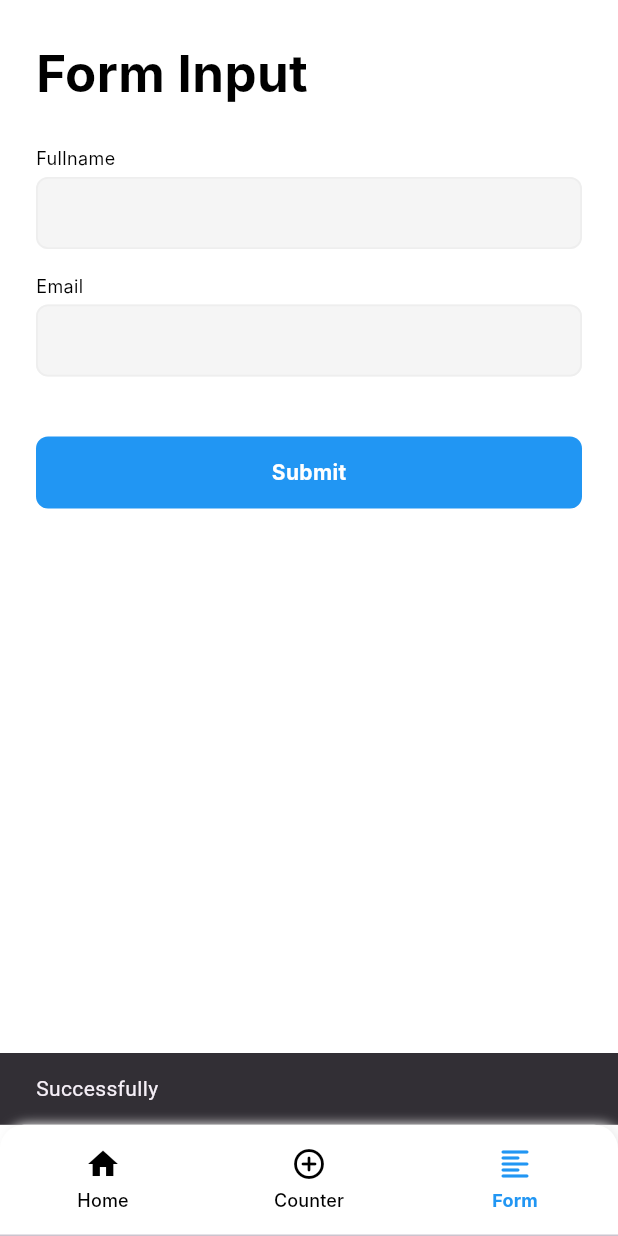
After one commit to herrynur/physiomobile-test, a Flutter app: the screen it shows after launch, item 3 of the bottom bar chosen, after a tap on "Submit", on a phone screen of 412 x 824 dp. The commit adds this screen. Run offline on Flutter 3.47's test engine with Material 3 defaults, Android fonts, the phone set to English and light mode, and no system bars; our stand-ins replace get; missing offline and left inert: inspection; Roboto replaces fonts that are missing (Inter); statements that could not run were skipped.

Commit message:
feat : form input page

```diff
--- /dev/null
+++ b/lib/core/components/button/button.dart
@@ -0,0 +1,97 @@
+// ignore_for_file: deprecated_member_use
+
+import 'package:flutter/material.dart';
+import 'package:physiomobile_test/core/presentation/utilities/sizing.dart';
+import 'package:physiomobile_test/core/presentation/utilities/typography.dart';
+
+class ButtonFill {
+  static Widget primary({
+    bool isLoading = false,
+    VoidCallback? onPressed,
+    String? title,
+    bool? enabled = true,
+    double? width,
+    Color? textColor,
+    Color? backgroundColor,
+    EdgeInsetsGeometry? margin,
+    String? iconPosition,
+    Widget? icon,
+  }) {
+    return Container(
+      margin: margin,
+      child: Material(
+        borderRadius: ButtonDecoration.radiusGeometryFill,
+        color: ButtonDecoration.color(color: backgroundColor ?? Colors.blue, enabled: enabled),
+        child: InkWell(
+          borderRadius: ButtonDecoration.radiusFill,
+          onTap: enabled == false || isLoading == true ? null : onPressed,
+          child: ButtonDecoration.decorationFill(
+            width: width,
+            isLoading: isLoading,
+            iconPosition: iconPosition,
+            title: title,
+            textColor: textColor,
+            icon: icon,
+          ),
+        ),
+      ),
+    );
+  }
+}
+
+class ButtonDecoration {
+  static BorderRadiusGeometry radiusGeometryFill = BorderRadius.circular(SizeValue.size4);
+  static BorderRadius radiusFill = BorderRadius.circular(SizeValue.size4);
+
+  static Color color({
+    bool? enabled,
+    required Color color,
+  }) {
+    return enabled == true ? color : color.withOpacity(0.48);
+  }
+
+  static Widget decorationFill({
+    double? width,
+    bool isLoading = false,
+    String? iconPosition = '',
+    String? title,
+    Color? textColor,
+    Widget? icon,
+  }) {
+    return Container(
+      alignment: Alignment.center,
+      width: width,
+      height: 48,
+      padding: EdgeInsets.symmetric(vertical: SizeValue.size6, horizontal: SizeValue.size10),
+      decoration: BoxDecoration(
+        borderRadius: radiusGeometryFill,
+      ),
+      child: isLoading ? const SizedBox(
+          width: 24,
+          height: 24,
+          child: CircularProgressIndicator(
+            color: Colors.white70,
+            strokeWidth: 3,
+          )
+      ) : Row(
+        crossAxisAlignment: CrossAxisAlignment.center,
+        mainAxisAlignment: MainAxisAlignment.center,
+        children: [
+          if(iconPosition == 'left') Container(
+            margin: EdgeInsets.only(right: SizeValue.size4),
+            child: icon,
+          ),
+          BodyText.small(
+            text: title ?? '',
+            color: textColor ?? Colors.white,
+            weight: FontWeight.bold
+          ),
+          if(iconPosition == 'right') Container(
+            margin: EdgeInsets.only(left: SizeValue.size4),
+            child: icon,
+          ),
+        ],
+      ),
+    );
+  }
+}
--- /dev/null
+++ b/lib/core/components/form/form_control.dart
@@ -0,0 +1,253 @@
+// ignore_for_file: deprecated_member_use
+
+import 'package:flutter/material.dart';
+import 'package:flutter/services.dart';
+import 'package:physiomobile_test/core/domain/validator/validator.dart';
+import 'package:physiomobile_test/core/presentation/utilities/sizing.dart';
+import 'package:physiomobile_test/core/presentation/utilities/typography.dart';
+
+class FormValidation {
+  static String? Function(String?)? validatorEmail = (input) => Validator.getValidate(input, ['required','email','min:3','max:255']);
+  static String? Function(String?)? validatorRequired = (input) => Validator.getValidate(input, ['required','min:3','max:255']);
+}
+
+class FormControlLabel implements FormControl {
+  static Widget inputText({
+    EdgeInsetsGeometry? margin = const EdgeInsets.only(bottom: 16),
+    String hintText = '',
+    TextEditingController? controller,
+    String? initialValue,
+    String? labelText,
+    bool obscureText = false,
+    bool enabled = true,
+    bool autofocus = false,
+    bool readOnly = false,
+    String? labelPosition = "left",
+    int? maxLines = 1,
+    Widget? prefixIcon,
+    Widget? suffixIcon,
+    FocusNode? focusNode,
+    Color? backgroundColor,
+    TextCapitalization textCapitalization = TextCapitalization.none,
+    Function()? onTap,
+    Function(String)? onChanged,
+    Function(String)? onFieldSubmitted,
+    String? Function(String?)? validator,
+  }) {
+    return Column(
+      crossAxisAlignment: labelPosition == "right" ? CrossAxisAlignment.end : labelPosition == "center" ? CrossAxisAlignment.center : CrossAxisAlignment.start,
+      children: [
+        LabelForm(text: labelText ?? ''),
+        FormControl.inputText(
+          margin: margin,
+          hintText: hintText,
+          controller: controller,
+          initialValue: initialValue,
+          obscureText: false,
+          enabled: enabled,
+          autofocus: false,
+          readOnly: readOnly,
+          maxLines: 1,
+          prefixIcon: prefixIcon,
+          suffixIcon: suffixIcon,
+          textCapitalization: textCapitalization,
+          onTap: onTap,
+          onChanged: onChanged,
+          onFieldSubmitted: onFieldSubmitted,
+          validator: validator,
+          focusNode: focusNode,
+          backgroundColor: backgroundColor
+        ),
+      ],
+    );
+  }
+}
+
+class LabelForm extends StatelessWidget {
+  const LabelForm({
+    super.key,
+    required this.text,
+  });
+  final String text;
+
+  @override
+  Widget build(BuildContext context) {
+    return Container(
+      margin: EdgeInsets.only(bottom: SizeValue.size2),
+      child: BodyText.extraSmall(text: text),
+    );
+  }
+}
+
+class FormControl {
+  static Widget inputText({
+    EdgeInsetsGeometry? margin = const EdgeInsets.only(bottom: 16),
+    String hintText = '',
+    TextEditingController? controller,
+    String? initialValue,
+    String? labelText,
+    bool obscureText = false,
+    bool enabled = true,
+    bool autofocus = false,
+    bool readOnly = false,
+    FocusNode? focusNode,
+    String? labelPosition = "left",
+    int? maxLines = 1,
+    Widget? prefixIcon,
+    Widget? suffixIcon,
+    Color? backgroundColor,
+    TextCapitalization textCapitalization = TextCapitalization.none,
+    Function()? onTap,
+    Function(String)? onChanged,
+    Function(String)? onFieldSubmitted,
+    String? Function(String?)? validator,
+  }) {
+    return FormBase.inputBase(
+      margin: margin,
+      hintText: hintText,
+      controller: controller,
+      initialValue: initialValue,
+      obscureText: false,
+      enabled: enabled,
+      autofocus: false,
+      readOnly: readOnly,
+      maxLines: 1,
+      prefixIcon: prefixIcon,
+      suffixIcon: suffixIcon,
+      textCapitalization: textCapitalization,
+      onTap: onTap,
+      onChanged: onChanged,
+      onFieldSubmitted: onFieldSubmitted,
+      validator: validator,
+      focusNode: focusNode,
+      backgroundColor: backgroundColor,
+    );
+  }
+}
+
+class FormBase {
+  static Widget inputBase({
+    EdgeInsetsGeometry? margin = const EdgeInsets.only(bottom: 16),
+    String hintText = '',
+    TextEditingController? controller,
+    String? initialValue,
+    bool obscureText = false,
+    bool enabled = true,
+    bool autofocus = false,
+    bool readOnly = false,
+    int? maxLines = 1,
+    Widget? prefixIcon,
+    Widget? suffixIcon,
+    FocusNode? focusNode,
+    TextInputType? keyboardType,
+    Color? backgroundColor,
+    TextCapitalization textCapitalization = TextCapitalization.none,
+    List<TextInputFormatter>? inputFormatters,
+    Function()? onTap,
+    Function(String)? onChanged,
+    Function(String)? onFieldSubmitted,
+    String? Function(String?)? validator,
+  }) {
+    return Container(
+      margin: margin,
+      decoration: BoxDecoration(
+        borderRadius: BorderRadius.circular(8),
+      ),
+      child: TextFormField(
+        controller: controller,
+        initialValue: initialValue,
+        style: TextStyle(
+          color: enabled == true ? Colors.black : Colors.black.withOpacity(0.48),
+          fontSize: FontSize.h6,
+        ),
+        cursorColor: Colors.grey,
+        enabled: enabled,
+        obscureText: obscureText,
+        textCapitalization: textCapitalization,
+        autovalidateMode: AutovalidateMode.onUserInteraction,
+        autofocus: autofocus,
+        readOnly: readOnly,
+        maxLines: maxLines,
+        keyboardType: keyboardType,
+        textAlignVertical: TextAlignVertical.center,
+        inputFormatters: inputFormatters,
+        decoration: FormStyle.inputDecoration(
+          hintText: hintText,
+          enabled: enabled,
+          prefixIcon: prefixIcon,
+          suffixIcon: suffixIcon,
+          backgroundColor: backgroundColor
+        ),
+        onChanged: onChanged,
+        onFieldSubmitted: onFieldSubmitted,
+        validator: validator,
+        onTap: onTap,
+        focusNode: focusNode,
+      ),
+    );
+  }
+}
+
+class FormStyle {
+  static InputDecoration inputDecoration({
+    String? hintText,
+    bool? enabled,
+    Widget? prefixIcon,
+    Widget? suffixIcon,
+    Color? backgroundColor
+  }) {
+    return InputDecoration(
+      errorMaxLines: 2,
+      hintText: hintText,
+      hintStyle: TextStyle(
+        color: enabled == true ? Colors.grey[400] : Colors.grey[300]!.withOpacity(0.48),
+        fontSize: FontSize.small,
+        fontWeight: FontWeight.w500
+      ),
+      filled: true,
+      hoverColor: Colors.transparent,
+      fillColor: enabled == true ? backgroundColor ?? Colors.grey[100] : Colors.grey[100]!.withOpacity(0.48),
+      contentPadding: EdgeInsets.symmetric(vertical: SizeValue.size2, horizontal: SizeValue.size8),
+      border: OutlineInputBorder(
+        borderRadius: BorderRadius.circular(8),
+        borderSide: BorderSide(
+          color: Colors.grey[100]!,
+          width: 1,
+        ),
+      ),
+      enabledBorder: OutlineInputBorder(
+        borderRadius: BorderRadius.circular(8),
+        borderSide: BorderSide(
+          color: Colors.grey[200]!,
+          width: 1.2,
+        ),
+      ),
+      disabledBorder: OutlineInputBorder(
+        borderRadius: BorderRadius.circular(8),
+        borderSide: BorderSide(
+          color: Colors.grey[100]!.withOpacity(0.48),
+          width: 1,
+        ),
+      ),
+      focusedBorder: OutlineInputBorder(
+        borderRadius: BorderRadius.circular(12),
+        borderSide: BorderSide(
+          color: Colors.grey[300]!,
+          width: 1,
+        ),
+      ),
+      errorBorder: OutlineInputBorder(
+        borderRadius: BorderRadius.circular(12),
+        borderSide: BorderSide(
+          color: Colors.red,
+          width: 1,
+        ),
+      ),
+      errorStyle: TextStyle(
+        color: Colors.red,
+      ),
+      prefixIcon: prefixIcon,
+      suffixIcon: suffixIcon,
+    );
+  }
+}
--- /dev/null
+++ b/lib/core/domain/validator/validator.dart
@@ -0,0 +1,21 @@
+import 'package:inspection/inspection.dart';
+
+class Validator {
+  static String? getValidate(input, paramValidator) {
+    for (var element in paramValidator) {
+      if (element == 'required' && inspect(input, 'required', message: 'required') != null) {
+        return inspect(input, 'required', message: 'Input is required');
+      }
+      if (element == 'email' && inspect(input, 'email', message: 'email') != null) {
+        return inspect(input, 'email', message: 'Characters must contain @');
+      }
+      if (element.contains('min') && inspect(input, 'min:${element.contains('min') ? element.substring(4) : '1'}', message: 'min') != null) {
+        return inspect(input, 'email', message: 'Minimum characters ${element.contains('min') ? element.substring(4) : '1'}');
+      }
+      if (element.contains('max') && inspect(input, 'max:${element.contains('max') ? element.substring(4) : '1'}', message: 'max') != null) {
+        return inspect(input, 'email', message: 'Maximum characters ${element.contains('max') ? element.substring(4) : '1'}');
+      }
+    }
+    return null;
+  }
+}
--- /dev/null
+++ b/lib/features/form/application/form_var.dart
@@ -0,0 +1,6 @@
+import 'package:flutter/material.dart';
+
+class FormVar {
+   //global key
+  static GlobalKey<FormState> formGlobalKey = GlobalKey<FormState>();
+}
--- /dev/null
+++ b/lib/features/form/presentation/pages/form_page.dart
@@ -0,0 +1,50 @@
+import 'package:flutter/material.dart';
+import 'package:physiomobile_test/core/components/button/button.dart';
+import 'package:physiomobile_test/core/components/form/form_control.dart';
+import 'package:physiomobile_test/core/presentation/utilities/sizing.dart';
+import 'package:physiomobile_test/core/presentation/utilities/typography.dart';
+import 'package:physiomobile_test/features/form/application/form_var.dart';
+
+class FormPage extends StatelessWidget {
+  const FormPage({super.key});
+
+  @override
+  Widget build(BuildContext context) {
+    return SafeArea(
+      child: Scaffold(
+        backgroundColor: Colors.white,
+        body: Form(
+          key: FormVar.formGlobalKey,
+          child: ListView(
+            padding: EdgeInsets.symmetric(vertical: SizeValue.size10, horizontal: SizeValue.size10),
+            children: [
+              BodyText.medium(
+                text: "Form Input",
+                weight: FontWeight.bold,
+                margin: EdgeInsets.only(bottom: SizeValue.size10)
+              ),
+              FormControlLabel.inputText(
+                labelText: "Fullname",
+                validator: FormValidation.validatorRequired
+              ),
+              FormControlLabel.inputText(
+                labelText: "Email",
+                validator: FormValidation.validatorEmail
+              ),
+              ButtonFill.primary(
+                title: "Submit",
+                margin: EdgeInsets.only(top: SizeValue.size10),
+                onPressed: () async {
+                  if (FormVar.formGlobalKey.currentState!.validate()) {
+                    const snackBar = SnackBar(content: Text('Successfully'));
+                    ScaffoldMessenger.of(context).showSnackBar(snackBar);
+                  }
+                },
+              ),
+            ],
+          ),
+        ),
+      ),
+    );
+  }
+}
--- a/lib/features/navigation/presentation/pages/home_navigation_page.dart
+++ b/lib/features/navigation/presentation/pages/home_navigation_page.dart
@@ -4,6 +4,7 @@ import 'package:flutter/material.dart';
 import 'package:get/get.dart';
 import 'package:physiomobile_test/core/presentation/utilities/sizing.dart';
 import 'package:physiomobile_test/features/counter/presentation/pages/counter_page.dart';
+import 'package:physiomobile_test/features/form/presentation/pages/form_page.dart';
 import 'package:physiomobile_test/features/navigation/application/home_navigation_controller.dart';
 import 'package:physiomobile_test/features/navigation/presentation/widgets/home_navigation_child_widget.dart';
 
@@ -48,7 +49,7 @@ class HomeNavigationPage extends StatelessWidget {
                 children: [
                   Container(color: Colors.blue,),
                   CounterPage(),
-                  Container(color: Colors.red,)
+                  FormPage()
                 ],
               );
             },
--- a/lib/main.dart
+++ b/lib/main.dart
@@ -14,6 +14,7 @@ class MyApp extends StatelessWidget {
   Widget build(BuildContext context) {
     return GetMaterialApp(
       title: 'physiomobile',
+      debugShowCheckedModeBanner: false,
       theme: ThemeData(
         colorScheme: ColorScheme.fromSeed(seedColor: Colors.deepPurple),
       ),
```
Also changed, not shown: 21 other files.
